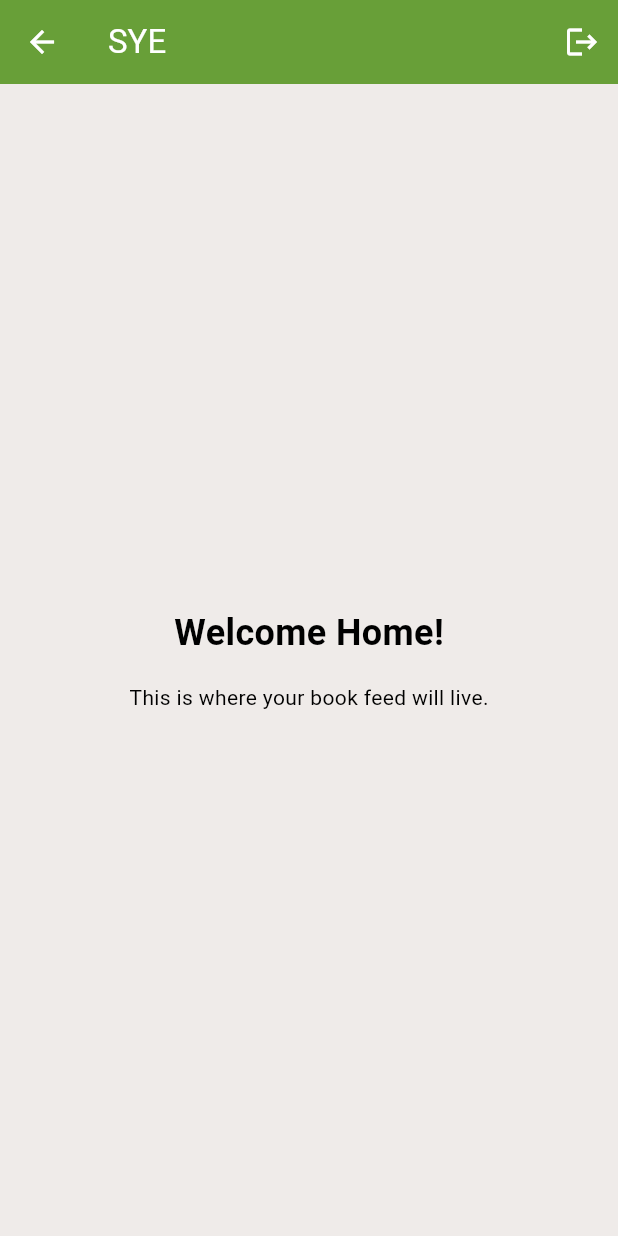
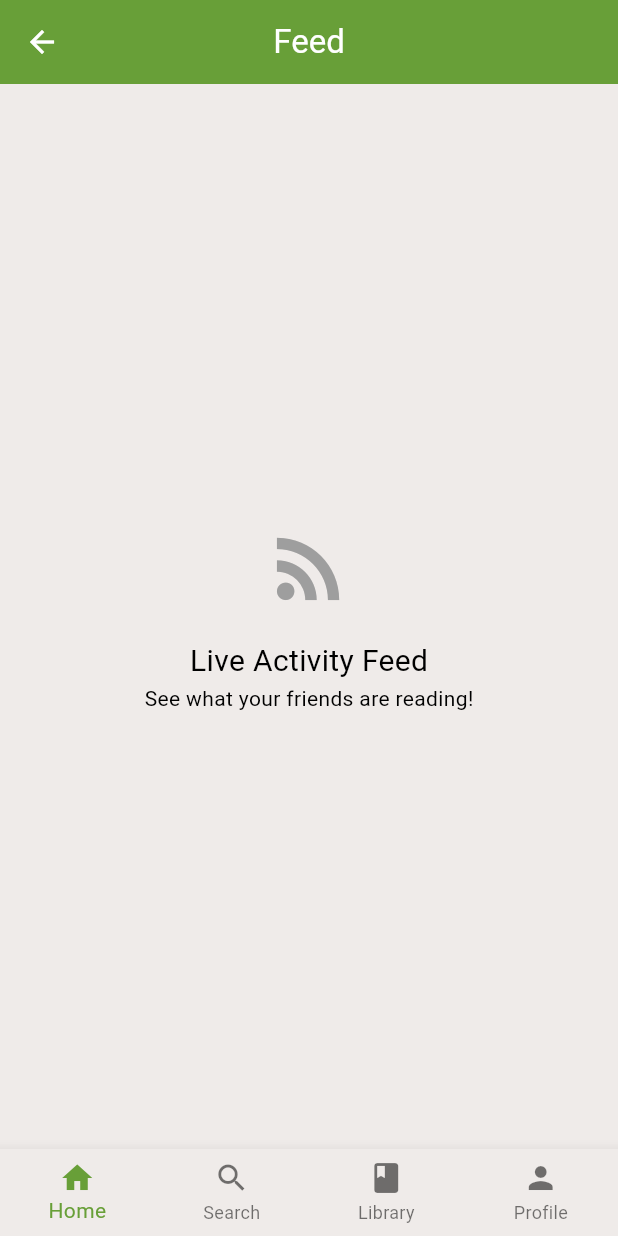
Before and after one commit to autumnlee333/sye_app, a Flutter app: the MainNavigation screen opened directly, on a phone screen of 412 x 824 dp. Run offline on Flutter 3.47's test engine with Material 3 defaults, Android fonts, the phone set to English and light mode, and no system bars; our stand-ins replace cloud_firestore, firebase_auth, firebase_core, flutter_riverpod, freezed_annotation, google_sign_in and 1 more; accounts and stored records are empty.

Commit message:
feat: implement BottomNavigationBar and multi-tab navigation (Step 1.6)

```diff
--- /dev/null
+++ b/lib/providers/navigation_provider.dart
@@ -0,0 +1,4 @@
+import 'package:flutter_riverpod/legacy.dart';
+
+/// Provider to track the current index of the BottomNavigationBar.
+final navigationIndexProvider = StateProvider<int>((ref) => 0);
--- a/lib/screens/main_navigation.dart
+++ b/lib/screens/main_navigation.dart
@@ -1,35 +1,142 @@
 import 'package:flutter/material.dart';
 import 'package:flutter_riverpod/flutter_riverpod.dart';
 import '../providers/auth_provider.dart';
+import '../providers/navigation_provider.dart';
+import '../providers/user_provider.dart';
 
 class MainNavigation extends ConsumerWidget {
   const MainNavigation({super.key});
 
   @override
   Widget build(BuildContext context, WidgetRef ref) {
+    final currentIndex = ref.watch(navigationIndexProvider);
+
+    final List<Widget> screens = [
+      const _HomePlaceholder(),
+      const _SearchPlaceholder(),
+      const _LibraryPlaceholder(),
+      const _ProfilePlaceholder(),
+    ];
+
+    final List<String> titles = [
+      'Feed',
+      'Search',
+      'My Library',
+      'Profile',
+    ];
+
     return Scaffold(
       appBar: AppBar(
-        title: const Text('SYE'),
-        actions: [
-          IconButton(
-            onPressed: () => ref.read(authServiceProvider).signOut(),
-            icon: const Icon(Icons.logout),
-          ),
+        title: Text(titles[currentIndex]),
+        centerTitle: true,
+      ),
+      body: IndexedStack(
+        index: currentIndex,
+        children: screens,
+      ),
+      bottomNavigationBar: BottomNavigationBar(
+        currentIndex: currentIndex,
+        onTap: (index) => ref.read(navigationIndexProvider.notifier).state = index,
+        type: BottomNavigationBarType.fixed,
+        items: const [
+          BottomNavigationBarItem(icon: Icon(Icons.home), label: 'Home'),
+          BottomNavigationBarItem(icon: Icon(Icons.search), label: 'Search'),
+          BottomNavigationBarItem(icon: Icon(Icons.book), label: 'Library'),
+          BottomNavigationBarItem(icon: Icon(Icons.person), label: 'Profile'),
         ],
-      ),
-      body: const Center(
-        child: Column(
-          mainAxisAlignment: MainAxisAlignment.center,
-          children: [
-            Text(
-              'Welcome Home!',
-              style: TextStyle(fontSize: 24, fontWeight: FontWeight.bold),
-            ),
-            SizedBox(height: 16),
-            Text('This is where your book feed will live.'),
-          ],
-        ),
       ),
     );
   }
 }
+
+class _HomePlaceholder extends StatelessWidget {
+  const _HomePlaceholder();
+  @override
+  Widget build(BuildContext context) {
+    return const Center(
+      child: Column(
+        mainAxisAlignment: MainAxisAlignment.center,
+        children: [
+          Icon(Icons.rss_feed, size: 64, color: Colors.grey),
+          SizedBox(height: 16),
+          Text('Live Activity Feed', style: TextStyle(fontSize: 20)),
+          Text('See what your friends are reading!'),
+        ],
+      ),
+    );
+  }
+}
+
+class _SearchPlaceholder extends StatelessWidget {
+  const _SearchPlaceholder();
+  @override
+  Widget build(BuildContext context) {
+    return const Center(
+      child: Column(
+        mainAxisAlignment: MainAxisAlignment.center,
+        children: [
+          Icon(Icons.search, size: 64, color: Colors.grey),
+          SizedBox(height: 16),
+          Text('Book Search', style: TextStyle(fontSize: 20)),
+          Text('Search the Google Books API.'),
+        ],
+      ),
+    );
+  }
+}
+
+class _LibraryPlaceholder extends StatelessWidget {
+  const _LibraryPlaceholder();
+  @override
+  Widget build(BuildContext context) {
+    return const Center(
+      child: Column(
+        mainAxisAlignment: MainAxisAlignment.center,
+        children: [
+          Icon(Icons.collections_bookmark, size: 64, color: Colors.grey),
+          SizedBox(height: 16),
+          Text('My Library', style: TextStyle(fontSize: 20)),
+          Text('Your shelves and reading progress.'),
+        ],
+      ),
+    );
+  }
+}
+
+class _ProfilePlaceholder extends ConsumerWidget {
+  const _ProfilePlaceholder();
+  @override
+  Widget build(BuildContext context, WidgetRef ref) {
+    final userProfile = ref.watch(currentUserDataProvider);
+
+    return Center(
+      child: Column(
+        mainAxisAlignment: MainAxisAlignment.center,
+        children: [
+          const Icon(Icons.account_circle, size: 80, color: Colors.grey),
+          const SizedBox(height: 16),
+          userProfile.when(
+            data: (user) => Text(
+              user?.displayName ?? 'Reader',
+              style: const TextStyle(fontSize: 24, fontWeight: FontWeight.bold),
+            ),
+            loading: () => const CircularProgressIndicator(),
+            error: (_, __) => const Text('Error loading profile'),
+          ),
+          const SizedBox(height: 8),
+          const Text('Member since 2026'),
+          const SizedBox(height: 32),
+          ElevatedButton.icon(
+            onPressed: () => ref.read(authServiceProvider).signOut(),
+            icon: const Icon(Icons.logout),
+            label: const Text('Sign Out'),
+            style: ElevatedButton.styleFrom(
+              foregroundColor: Colors.red,
+              backgroundColor: Colors.red.withOpacity(0.1),
+            ),
+          ),
+        ],
+      ),
+    );
+  }
+}
```
Also changed, not shown: 1 other file.
